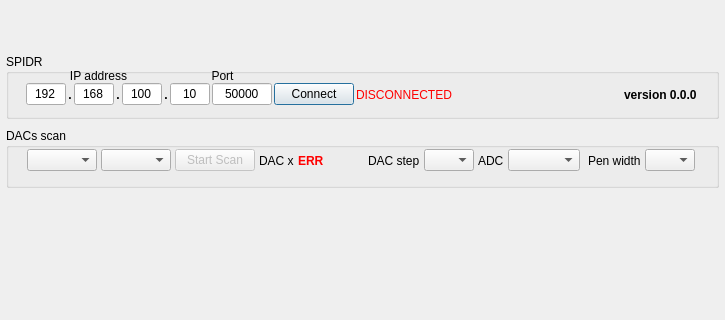
navrit/dexter, file SpidrDacsScan/SpidrDacsScan.ui: the form before one commit; both pictures show x 0 to 725 and y 235 to 555 of the 725 by 708 pixel window.
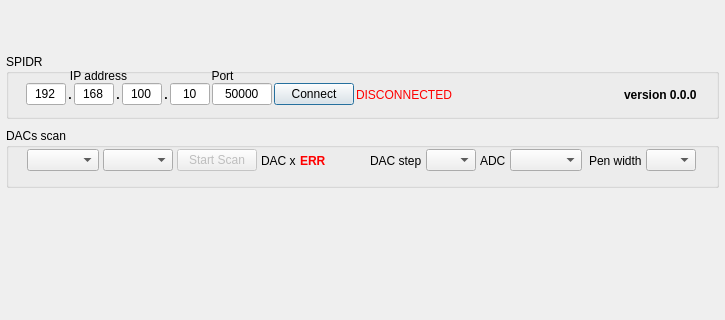
The form after the commit. Icons and pictures are not drawn.

Diff of the .ui file:
```diff
--- a/SpidrDacsScan/SpidrDacsScan.ui
+++ b/SpidrDacsScan/SpidrDacsScan.ui
@@ -364,7 +364,7 @@
           <widget class="QComboBox" name="_comboBoxDeviceIndex">
            <property name="maximumSize">
             <size>
-             <width>70</width>
+             <width>100</width>
              <height>16777215</height>
             </size>
            </property>
```
